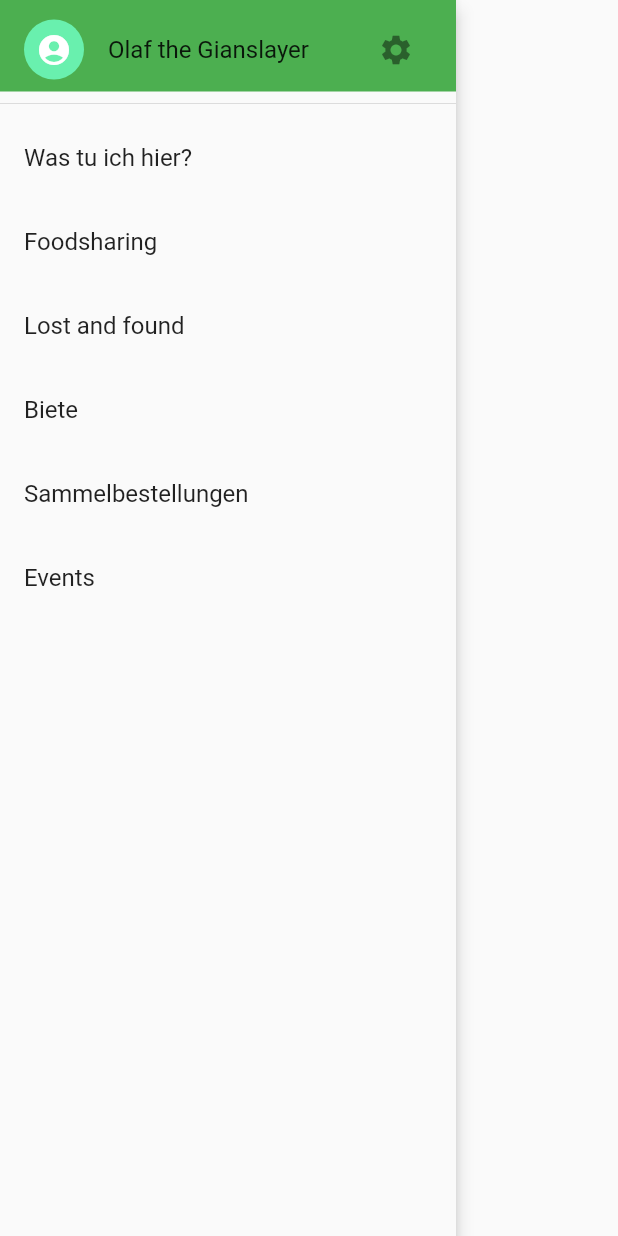
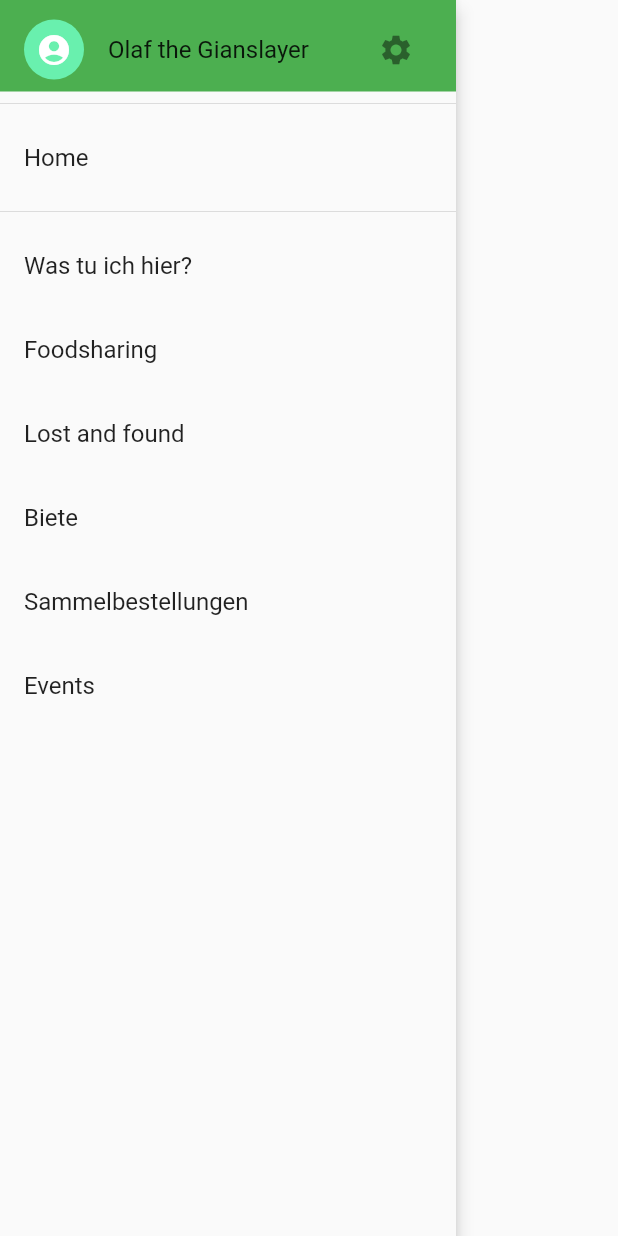
Before and after one commit to chrii/graetzl, a Flutter app: the MainDrawer widget shown alone on an empty page, opened directly, on a phone screen of 412 x 824 dp. Run offline on Flutter 3.47's test engine with Material 2 defaults, Android fonts, the phone set to English and light mode, and no system bars; our stand-ins replace email_validator, firebase_auth, font_awesome_flutter; accounts and stored records are empty.

Commit message:
Home button added to drawer

```diff
--- a/lib/main.dart
+++ b/lib/main.dart
@@ -1,11 +1,8 @@
 import 'package:flutter/material.dart';
 import 'package:flutter/services.dart';
 import 'package:graetzl/models/user.dart';
-//import 'package:graetzl/routes/home.dart';
-//import 'package:graetzl/routes/login_route.dart';
 import 'package:graetzl/routes/routes.dart';
 import 'package:graetzl/services/auth.dart';
-import 'package:graetzl/widgets/menu/tab_menu_controller.dart';
 import 'package:provider/provider.dart';
 
 void main() {
@@ -26,7 +23,6 @@ class App extends StatelessWidget {
           accentColor: Colors.greenAccent,
           backgroundColor: Color.fromRGBO(232, 248, 235, 1),
         ),
-        home: TabMenuController(),
         routes: routes,
       ),
     );
--- a/lib/routes/routes.dart
+++ b/lib/routes/routes.dart
@@ -1,9 +1,11 @@
 import 'package:graetzl/routes/task_detail_route.dart';
+import 'package:graetzl/widgets/menu/tab_menu_controller.dart';
 import 'user_profile_route.dart';
 import './category_route.dart';
 import './registration_route.dart';
 
 final routes = {
+  "/": (_) => TabMenuController(),
   "/categories": (_) => CategoryRoute(),
   "/detail": (_) => TaskDetailRoute(),
   "/user-page": (_) => UserProfileRoute(),
--- a/lib/widgets/menu/main_drawer.dart
+++ b/lib/widgets/menu/main_drawer.dart
@@ -44,6 +44,13 @@ class MainDrawer extends StatelessWidget with DeviceSpecificMedia {
           ),
           Divider(),
           Container(
+            child: ListTile(
+              title: Text("Home"),
+              onTap: () => Navigator.of(context).popAndPushNamed("/"),
+            ),
+          ),
+          Divider(),
+          Container(
             child: Column(
               children: <Widget>[
                 ...MAIN_MENU
@@ -51,8 +58,6 @@ class MainDrawer extends StatelessWidget with DeviceSpecificMedia {
                       (item) => ListTile(
                         title: Text(item['title']),
                         onTap: () {
-                          print('[NAVIGATOR]' + item.toString());
-                          // _navigate(context);
                           Navigator.of(context).pushReplacementNamed(
                             "/categories",
                             arguments: {
```
